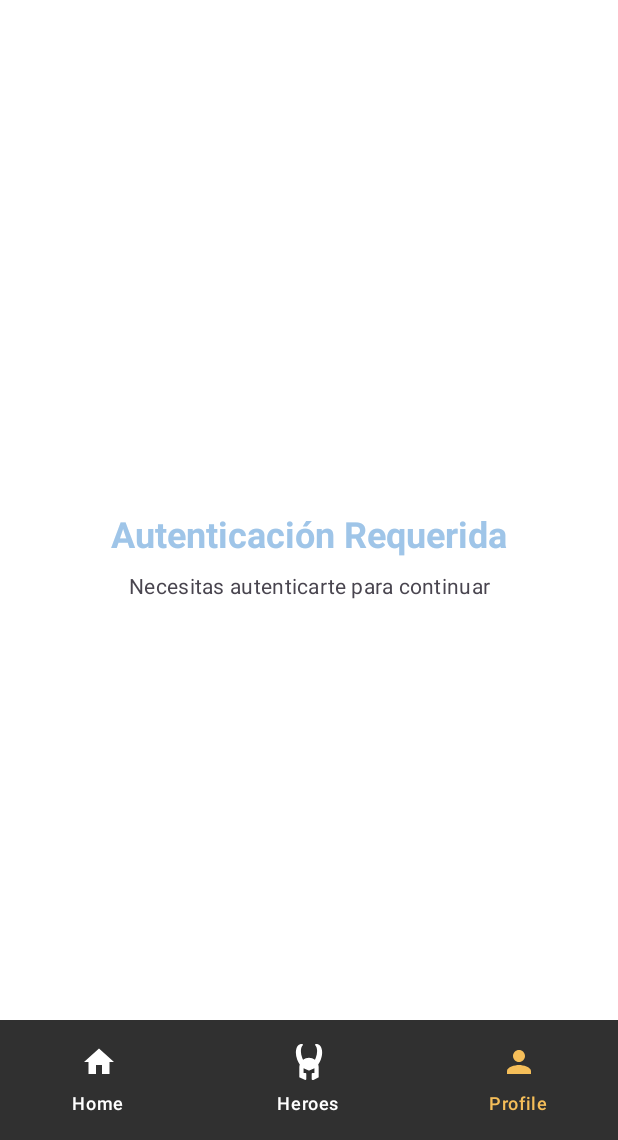
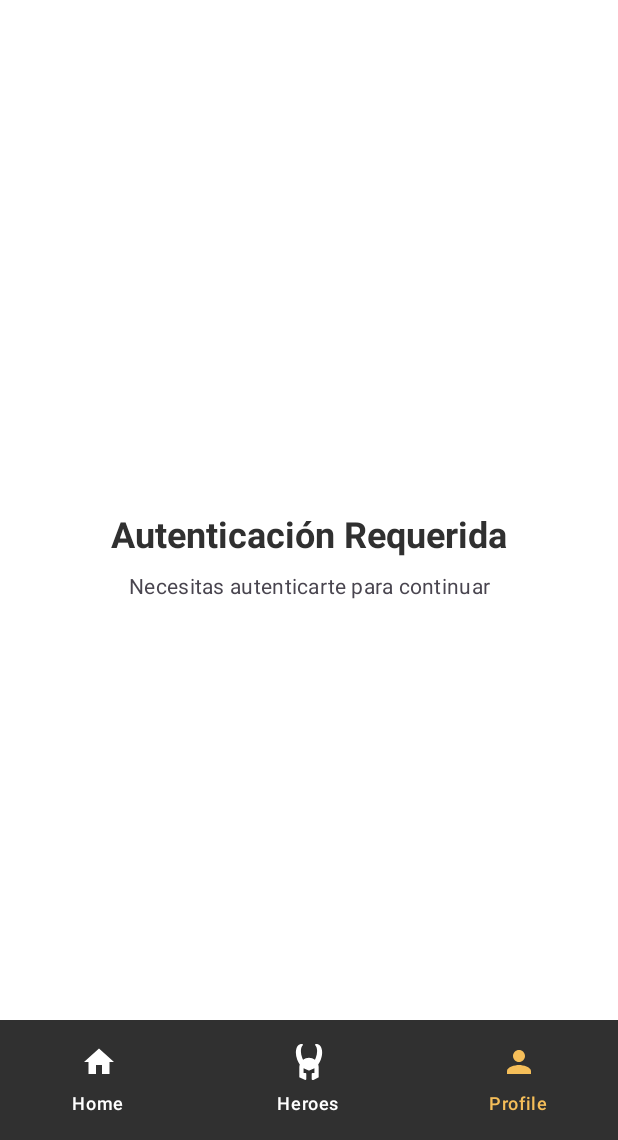
Before and after one commit to Agustin5421/Pocket-Rivals, an Android app built with Jetpack Compose: the screen it shows after launch (MainActivity), item 3 of the bottom bar chosen, on a phone screen of 412 x 824 dp, the part 96-1236 px from its top. Run offline under Robolectric (Android 15) with nearby library versions, the light colour scheme and no system bars; our stand-ins replace Dagger/Hilt's generated code, Firebase (no records; nobody signed in at launch, a user with empty details on screens opened directly); 4 statements that could not run were skipped.

Commit message:
color fix

```diff
--- a/app/src/main/java/com/mobile/pocketrivals/MainActivity.kt
+++ b/app/src/main/java/com/mobile/pocketrivals/MainActivity.kt
@@ -1,8 +1,10 @@
 package com.mobile.pocketrivals
 
+import android.os.Build
 import android.os.Bundle
 import androidx.activity.compose.setContent
 import androidx.activity.enableEdgeToEdge
+import androidx.annotation.RequiresApi
 import androidx.compose.foundation.layout.fillMaxSize
 import androidx.compose.material3.Scaffold
 import androidx.compose.ui.Modifier
@@ -17,6 +19,7 @@ import dagger.hilt.android.AndroidEntryPoint
 
 @AndroidEntryPoint
 class MainActivity : FragmentActivity() {
+  @RequiresApi(Build.VERSION_CODES.UPSIDE_DOWN_CAKE)
   override fun onCreate(savedInstanceState: Bundle?) {
     super.onCreate(savedInstanceState)
 
--- a/app/src/main/java/com/mobile/pocketrivals/components/herodetail/DifficultyInfoRow.kt
+++ b/app/src/main/java/com/mobile/pocketrivals/components/herodetail/DifficultyInfoRow.kt
@@ -36,7 +36,7 @@ fun DifficultyInfoRow(difficultyString: String) {
       text = stringResource(R.string.difficulty),
       fontSize = Dimensions.SmallFontSize,
       fontWeight = FontWeight.Bold,
-      color = MaterialTheme.colorScheme.secondary,
+      color = MaterialTheme.colorScheme.onPrimary,
       modifier = Modifier.width(Dimensions.InfoRowWidth)
     )
 
@@ -54,7 +54,7 @@ fun DifficultyInfoRow(difficultyString: String) {
         Icon(
           imageVector = Icons.Outlined.Star,
           contentDescription = null,
-          tint = MaterialTheme.colorScheme.secondary,
+          tint = MaterialTheme.colorScheme.onPrimary,
           modifier = Modifier.size(Dimensions.SmallIcon)
         )
       }
--- a/app/src/main/java/com/mobile/pocketrivals/components/herodetail/InfoRow.kt
+++ b/app/src/main/java/com/mobile/pocketrivals/components/herodetail/InfoRow.kt
@@ -10,7 +10,6 @@ import androidx.compose.runtime.Composable
 import androidx.compose.ui.Alignment
 import androidx.compose.ui.Modifier
 import androidx.compose.ui.text.font.FontWeight
-import com.mobile.pocketrivals.ui.theme.Black10
 import com.mobile.pocketrivals.ui.theme.Dimensions
 
 @Composable
@@ -23,9 +22,9 @@ fun InfoRow(label: String, value: String) {
       text = "$label:",
       fontSize = Dimensions.SmallFontSize,
       fontWeight = FontWeight.Bold,
-      color = MaterialTheme.colorScheme.secondary,
+      color = MaterialTheme.colorScheme.onPrimary,
       modifier = Modifier.width(Dimensions.InfoRowWidth)
     )
-    Text(text = value, fontSize = Dimensions.SmallFontSize, color = Black10)
+    Text(text = value, fontSize = Dimensions.SmallFontSize, color = MaterialTheme.colorScheme.onPrimary)
   }
 }
--- a/app/src/main/java/com/mobile/pocketrivals/components/profile/MatchHistorySection.kt
+++ b/app/src/main/java/com/mobile/pocketrivals/components/profile/MatchHistorySection.kt
@@ -41,7 +41,7 @@ fun MatchHistorySection(matchHistory: List<MatchHistory>) {
             style = MaterialTheme.typography.titleLarge,
             fontWeight = FontWeight.Bold,
             modifier = Modifier.padding(bottom = Dimensions.TitleBottomPadding),
-            color = MaterialTheme.colorScheme.secondary
+            color = MaterialTheme.colorScheme.onPrimary
         )
 
         matchHistory.take(5).forEach { match ->
--- a/app/src/main/java/com/mobile/pocketrivals/screens/herodetail/HeroDetail.kt
+++ b/app/src/main/java/com/mobile/pocketrivals/screens/herodetail/HeroDetail.kt
@@ -97,7 +97,7 @@ fun HeroDetailContent(hero: Hero) {
       Text(
         text = hero.bio,
         style = MaterialTheme.typography.bodyLarge,
-        color = MaterialTheme.colorScheme.secondary,
+        color = MaterialTheme.colorScheme.onPrimary,
         modifier = Modifier.padding(vertical = Dimensions.SmallPadding)
       )
     }
@@ -119,7 +119,7 @@ fun HeroDetailContent(hero: Hero) {
       Text(
         text = hero.lore,
         style = MaterialTheme.typography.bodyLarge,
-        color = MaterialTheme.colorScheme.secondary,
+        color = MaterialTheme.colorScheme.onPrimary,
         modifier = Modifier.padding(vertical = Dimensions.SmallPadding)
       )
     }
--- a/app/src/main/java/com/mobile/pocketrivals/ui/theme/Color.kt
+++ b/app/src/main/java/com/mobile/pocketrivals/ui/theme/Color.kt
@@ -1,8 +1,6 @@
 package com.mobile.pocketrivals.ui.theme
 
 import androidx.compose.ui.graphics.Color
-
-val Pink80 = Color(0xFFEFB8C8)
 
 // Moon knight color palette
 val White = Color(0xffffffff)
@@ -16,3 +14,5 @@ val SearchBarGray = Color(0xFFB0B0B0)
 
 val WinrateGreen = Color(0xFF4CAF50)
 val LossRed = Color(0xFFF44336)
+
+val DarkThemeBackground = Color(0xFF4b4b4b)
--- a/app/src/main/java/com/mobile/pocketrivals/ui/theme/Theme.kt
+++ b/app/src/main/java/com/mobile/pocketrivals/ui/theme/Theme.kt
@@ -9,7 +9,17 @@ import androidx.compose.runtime.Composable
 import androidx.compose.ui.graphics.Color
 
 private val DarkColorScheme =
-  darkColorScheme(primary = White, secondary = Black10, tertiary = Pink80)
+  darkColorScheme(
+    primary = White,
+    secondary = Black10,
+    tertiary = Gold,
+    background = DarkThemeBackground,
+    onPrimary = White,
+    onSecondary = Grey10,
+    onSurface = Color.Gray,
+    onBackground = LightBlack,
+    surface = DarkThemeBackground,
+  )
 
 private val LightColorScheme =
   lightColorScheme(
@@ -17,7 +27,7 @@ private val LightColorScheme =
     secondary = Black10,
     tertiary = Gold,
     background = White,
-    onPrimary = LightBlue,
+    onPrimary = Black10,
     onSecondary = Grey10,
     onSurface = Color.Gray,
     onBackground = LightBlack,
--- a/app/src/main/res/values/strings.xml
+++ b/app/src/main/res/values/strings.xml
@@ -64,4 +64,5 @@
     <string name="cerrar_sesi_n">Cerrar sesión</string>
     <string name="ultron_has_arrived">Ultron has arrived!</string>
     <string name="check_out_the_latest_patch_notes">Check out the latest patch notes!</string>
+    <string name="welcome_to_pocket_rivals">Welcome to Pocket Rivals!</string>
 </resources>
--- a/app/src/main/res/values/urls.xml
+++ b/app/src/main/res/values/urls.xml
@@ -1,5 +1,4 @@
 <resources>
     <string name="rivals_api">https://marvelrivalsapi.com/api/v1/</string>
     <string name="base_url">https://marvelrivalsapi.com/rivals</string>
-    <string name="api_key">insert apy key</string>
 </resources>
```
Also changed, not shown: app/src/main/java/com/mobile/pocketrivals/components/herodetail/HeroMainCard.kt (+4 -4 lines), app/src/main/java/com/mobile/pocketrivals/screens/home/Home.kt (+15 -3 lines), app/src/main/java/com/mobile/pocketrivals/screens/patchnotes/PatchNotesScreen.kt (+4 -4 lines).
